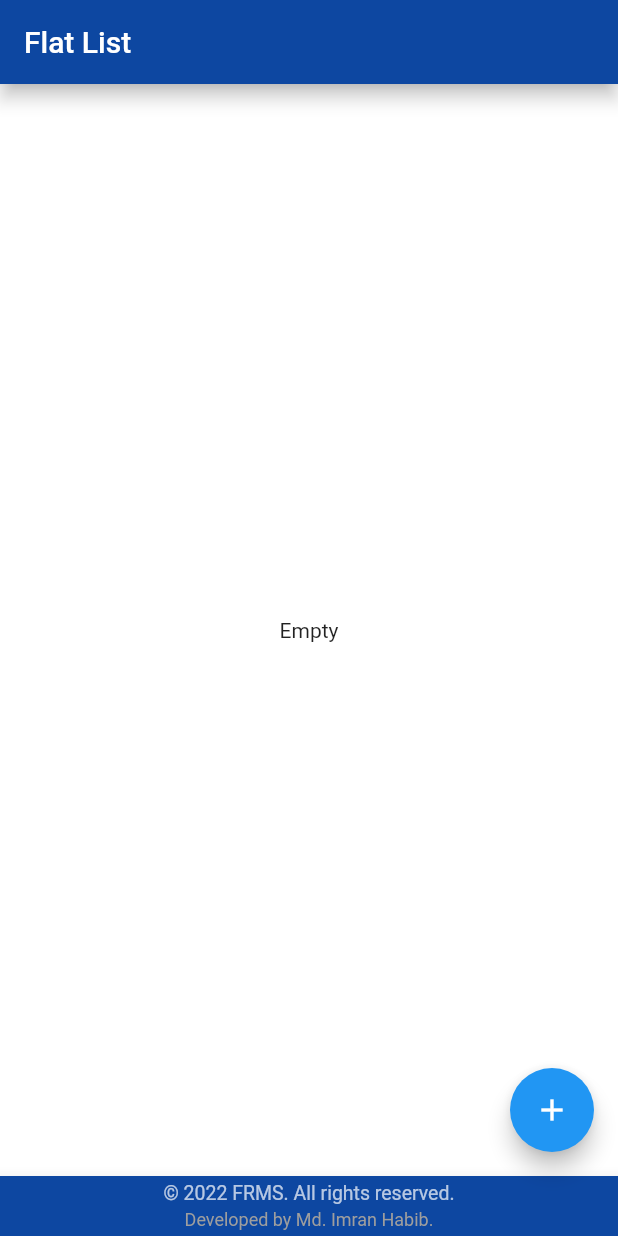
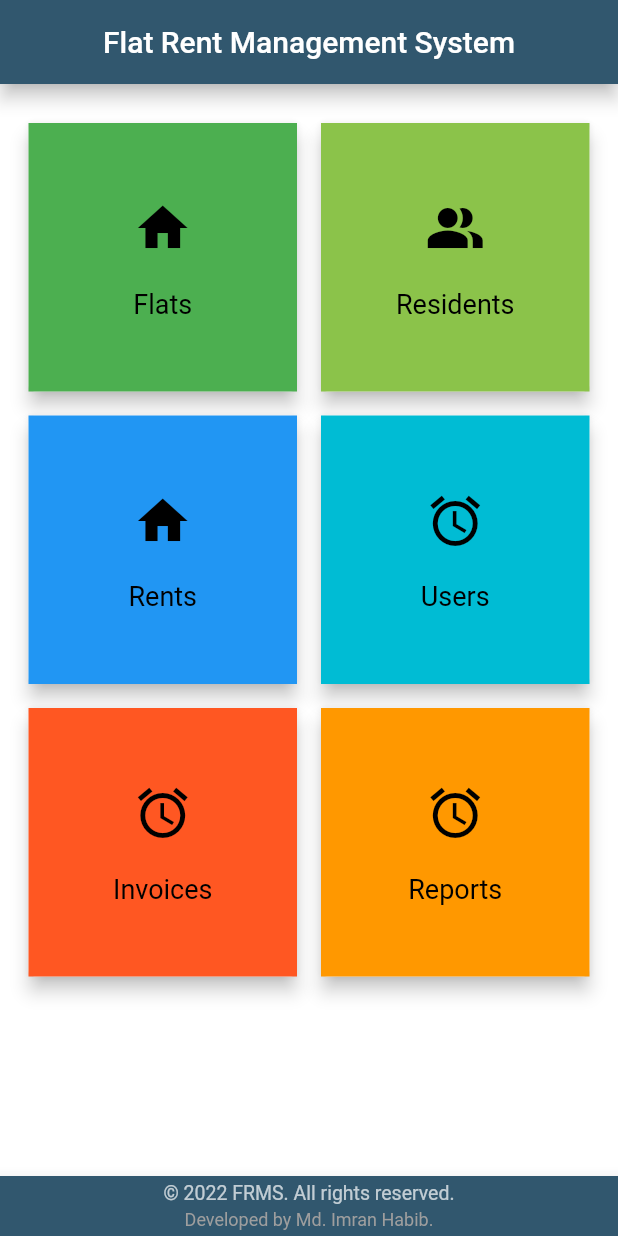
Before and after one commit to MdImranHabib/frms, a Flutter app: the screen it shows after launch, on a phone screen of 412 x 824 dp. Run offline on Flutter 3.47's test engine with Material 2 defaults, Android fonts, the phone set to English and light mode, and no system bars.

Commit message:
dashboad design initially done

```diff
--- a/lib/main.dart
+++ b/lib/main.dart
@@ -1,10 +1,12 @@
 import 'package:flutter/material.dart';
+import 'package:frms/views/dashboard.dart';
 import 'package:frms/views/flats/flat_list.dart';
 
 void main() => runApp(MaterialApp(
       initialRoute: '/',
       routes: {
-        '/': (context) => const Flats(),
+        '/': (context) => const Dashboard(),
+        '/flat_list': (context) => const FlatList(),
       },
       title: 'Flat Rent Management System',
       debugShowCheckedModeBanner: false,
--- /dev/null
+++ b/lib/views/dashboard.dart
@@ -0,0 +1,100 @@
+import 'package:flutter/material.dart';
+
+class Dashboard extends StatefulWidget {
+  const Dashboard({Key? key}) : super(key: key);
+
+  @override
+  State<Dashboard> createState() => _DashboardState();
+}
+
+class _DashboardState extends State<Dashboard> {
+  @override
+  Widget build(BuildContext context) {
+    return Scaffold(
+      appBar: AppBar(
+        title: const Text("Flat Rent Management System"),
+        centerTitle: true,
+        elevation: 5.0,
+        backgroundColor: const Color.fromRGBO(49, 87, 110, 1.0),
+      ),
+      body: Container(
+        padding: const EdgeInsets.symmetric(vertical: 15.0, horizontal: 8.0),
+        child: GridView.count(
+          crossAxisCount: 2,
+          padding: const EdgeInsets.all(3.0),
+          children: <Widget>[
+            makeDashboardItem("Flats", Icons.home, Colors.green, '/flat_list'),
+            makeDashboardItem(
+                "Residents", Icons.people_alt, Colors.lightGreen, '/'),
+            makeDashboardItem("Rents", Icons.home, Colors.blue, '/'),
+            makeDashboardItem("Users", Icons.alarm, Colors.cyan, '/'),
+            makeDashboardItem("Invoices", Icons.alarm, Colors.deepOrange, '/'),
+            makeDashboardItem("Reports", Icons.alarm, Colors.orange, '/'),
+          ],
+        ),
+      ),
+      bottomNavigationBar: BottomAppBar(
+        shape: const CircularNotchedRectangle(),
+        color: const Color.fromRGBO(49, 87, 110, 1.0),
+        child: SizedBox(
+          height: 40.0,
+          child: Column(
+            mainAxisAlignment: MainAxisAlignment.spaceEvenly,
+            crossAxisAlignment: CrossAxisAlignment.center,
+            children: const [
+              Text(
+                '© 2022 FRMS. All rights reserved.',
+                style: TextStyle(
+                  color: Colors.white70,
+                  fontSize: 13.0,
+                ),
+              ),
+              Text(
+                'Developed by Md. Imran Habib.',
+                style: TextStyle(
+                  color: Colors.grey,
+                  fontSize: 12.0,
+                ),
+              ),
+            ],
+          ),
+        ),
+      ),
+    );
+  }
+
+  Card makeDashboardItem(
+      String title, IconData icon, Color color, String route) {
+    return Card(
+        elevation: 5.0,
+        margin: const EdgeInsets.all(8.0),
+        child: Container(
+          decoration: BoxDecoration(color: color),
+          child: InkWell(
+            onTap: () {
+              Navigator.pushNamed(context, route);
+            },
+            child: Column(
+              crossAxisAlignment: CrossAxisAlignment.stretch,
+              mainAxisSize: MainAxisSize.min,
+              verticalDirection: VerticalDirection.down,
+              children: <Widget>[
+                const SizedBox(height: 50.0),
+                Center(
+                    child: Icon(
+                  icon,
+                  size: 40.0,
+                  color: Colors.black,
+                )),
+                const SizedBox(height: 20.0),
+                Center(
+                  child: Text(title,
+                      style:
+                          const TextStyle(fontSize: 18.0, color: Colors.black)),
+                )
+              ],
+            ),
+          ),
+        ));
+  }
+}
--- a/lib/views/flats/flat_list.dart
+++ b/lib/views/flats/flat_list.dart
@@ -3,14 +3,14 @@ import 'package:flutter/material.dart';
 import 'package:frms/models/flat.dart';
 import 'package:frms/services/flat.services.dart';
 
-class Flats extends StatefulWidget {
-  const Flats({Key? key}) : super(key: key);
+class FlatList extends StatefulWidget {
+  const FlatList({Key? key}) : super(key: key);
 
   @override
-  State<Flats> createState() => _FlatsState();
+  State<FlatList> createState() => _FlatListState();
 }
 
-class _FlatsState extends State<Flats> {
+class _FlatListState extends State<FlatList> {
   List<Flat> flats = <Flat>[];
 
   getFlats() {
@@ -79,7 +79,7 @@ class _FlatsState extends State<Flats> {
             ),
       bottomNavigationBar: BottomAppBar(
         shape: const CircularNotchedRectangle(),
-        color: Colors.blue[900],
+        color: const Color.fromRGBO(49, 87, 110, 1.0),
         child: SizedBox(
           height: 40.0,
           child: Column(
```
